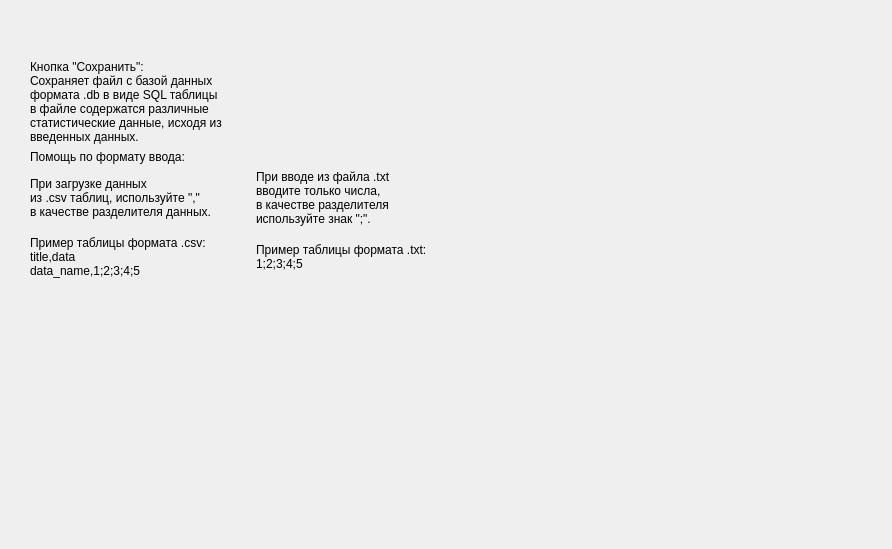
This is UI/helpUI.ui in Dothza/PyQT5-project as Qt 5 draws it before an edit. The edited form follows.
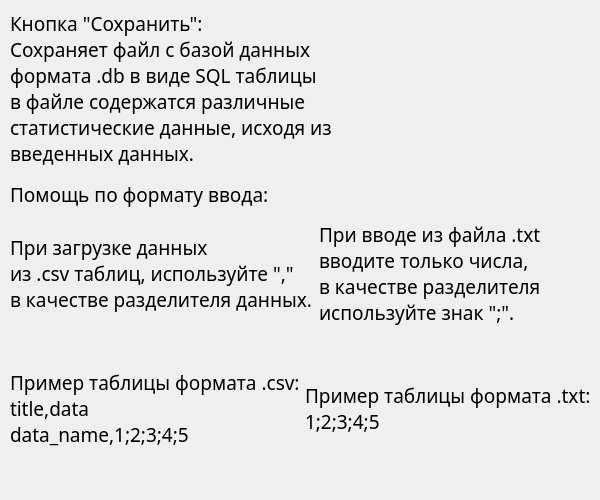
This is the edited form.

The edit to the form file:
```diff
--- a/UI/helpUI.ui
+++ b/UI/helpUI.ui
@@ -6,8 +6,8 @@
    <rect>
     <x>0</x>
     <y>0</y>
-    <width>892</width>
-    <height>549</height>
+    <width>600</width>
+    <height>500</height>
    </rect>
   </property>
   <property name="windowTitle">
@@ -17,15 +17,21 @@
    <widget class="QWidget" name="verticalLayoutWidget_2">
     <property name="geometry">
      <rect>
-      <x>30</x>
-      <y>60</y>
-      <width>445</width>
-      <height>221</height>
+      <x>10</x>
+      <y>10</y>
+      <width>581</width>
+      <height>474</height>
      </rect>
     </property>
     <layout class="QVBoxLayout" name="helpLayout">
      <item>
       <widget class="QLabel" name="saveHelp">
+       <property name="font">
+        <font>
+         <family>Oswald Light</family>
+         <pointsize>14</pointsize>
+        </font>
+       </property>
        <property name="text">
         <string>Кнопка &quot;Сохранить&quot;:
 Сохраняет файл с базой данных
@@ -40,6 +46,12 @@
       <layout class="QVBoxLayout" name="IOHelp">
        <item>
         <widget class="QLabel" name="label">
+         <property name="font">
+          <font>
+           <family>Oswald Light</family>
+           <pointsize>14</pointsize>
+          </font>
+         </property>
          <property name="text">
           <string>Помощь по формату ввода:</string>
          </property>
@@ -49,6 +61,12 @@
         <layout class="QHBoxLayout" name="IOInfo">
          <item>
           <widget class="QLabel" name="csvHelp">
+           <property name="font">
+            <font>
+             <family>Oswald Light</family>
+             <pointsize>14</pointsize>
+            </font>
+           </property>
            <property name="text">
             <string>При загрузке данных
 из .csv таблиц, используйте &quot;,&quot;
@@ -58,6 +76,12 @@
          </item>
          <item>
           <widget class="QLabel" name="txtHelp">
+           <property name="font">
+            <font>
+             <family>Oswald Light</family>
+             <pointsize>14</pointsize>
+            </font>
+           </property>
            <property name="text">
             <string>При вводе из файла .txt
 вводите только числа,
@@ -74,6 +98,12 @@
       <layout class="QHBoxLayout" name="horizontalLayout">
        <item>
         <widget class="QLabel" name="csvLabel">
+         <property name="font">
+          <font>
+           <family>Oswald Light</family>
+           <pointsize>14</pointsize>
+          </font>
+         </property>
          <property name="text">
           <string>Пример таблицы формата .csv:
 title,data
@@ -83,6 +113,12 @@
        </item>
        <item>
         <widget class="QLabel" name="label_2">
+         <property name="font">
+          <font>
+           <family>Oswald Light</family>
+           <pointsize>14</pointsize>
+          </font>
+         </property>
          <property name="text">
           <string>Пример таблицы формата .txt:
 1;2;3;4;5</string>
```
